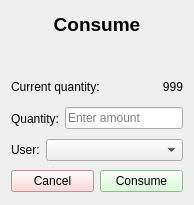
Above: home_ims/src/view/ui/popup/consume_item.ui from isaac-ucalgary/CPSC471_Fall2024_GroupProject before the change. Below: the same form after it.
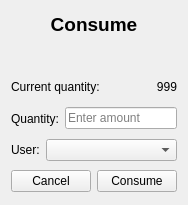
That is the form after the change.

```diff
--- a/home_ims/src/view/ui/popup/consume_item.ui
+++ b/home_ims/src/view/ui/popup/consume_item.ui
@@ -6,7 +6,7 @@
    <rect>
     <x>0</x>
     <y>0</y>
-    <width>194</width>
+    <width>184</width>
     <height>205</height>
    </rect>
   </property>
@@ -160,7 +160,7 @@
     <widget class="QWidget" name="widget" native="true">
      <layout class="QHBoxLayout" name="horizontalLayout">
       <property name="spacing">
-       <number>-1</number>
+       <number>6</number>
       </property>
       <property name="leftMargin">
        <number>0</number>
@@ -176,9 +176,6 @@
       </property>
       <item>
        <widget class="QPushButton" name="cancelBtn">
-        <property name="styleSheet">
-         <string>background-color: #FFCCCC; color: black;</string>
-        </property>
         <property name="text">
          <string>Cancel</string>
         </property>
@@ -186,9 +183,6 @@
       </item>
       <item>
        <widget class="QPushButton" name="consumeBtn">
-        <property name="styleSheet">
-         <string>background-color: #CCFFCC; color: black;</string>
-        </property>
         <property name="text">
          <string>Consume</string>
         </property>
```
Left out of the diff: 4 changed lines with no effect on the pictures.
